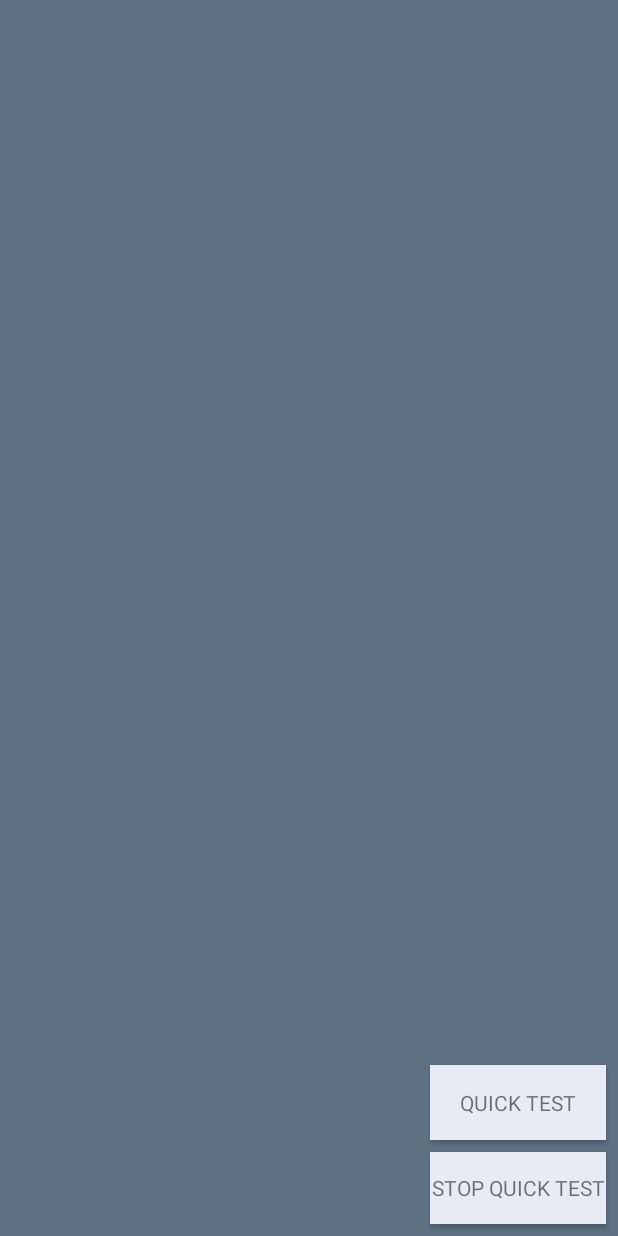
After one commit to andrey980620/Alarm_app, an Android app: the SettingsActivity screen opened directly, with no data from a screen before it, on a phone screen of 412 x 824 dp. The commit adds this screen. Run offline under Robolectric (Android 15) with nearby library versions, the phone set to English and light mode, and no system bars.

Commit message:
added activity for settings, trying to implement database

```diff
--- a/app/src/main/AndroidManifest.xml
+++ b/app/src/main/AndroidManifest.xml
@@ -17,6 +17,9 @@
                 <category android:name="android.intent.category.LAUNCHER" />
             </intent-filter>
         </activity>
+
+        <activity android:name="meme2lz.wumf.SettingsActivity" />
+
         <receiver android:name=".AlarmManagement" />
 
     </application>
--- /dev/null
+++ b/app/src/main/java/meme2lz/wumf/SettingsActivity.java
@@ -0,0 +1,51 @@
+package meme2lz.wumf;
+
+import android.content.Context;
+import android.content.Intent;
+import android.os.Bundle;
+import android.support.v7.app.AppCompatActivity;
+import android.view.View;
+import android.widget.Button;
+import android.widget.Toast;
+
+
+public class SettingsActivity extends AppCompatActivity {
+
+    private AlarmManagement alarm;
+
+    @Override
+    public void onCreate(Bundle savedInstanceState) {
+        super.onCreate(savedInstanceState);
+        setContentView(R.layout.activity_settings);
+        alarm = new AlarmManagement();
+
+    }
+
+    public void startRepeatingTimer(View view) {
+        Context context = this.getApplicationContext();
+        if (alarm != null) {
+            alarm.SetAlarm(context);
+        } else {
+            Toast.makeText(context, "Alarm is null", Toast.LENGTH_SHORT).show();
+        }
+    }
+
+    public void cancelRepeatingTimer(View view) {
+        Context context = this.getApplicationContext();
+        if (alarm != null) {
+            alarm.CancelAlarm(context);
+        } else {
+            Toast.makeText(context, "Alarm is null", Toast.LENGTH_SHORT).show();
+        }
+    }
+
+    public void onetimeTimer(View view) {
+        Context context = this.getApplicationContext();
+        if (alarm != null) {
+            alarm.setOnetimeTimer(context);
+        } else {
+            Toast.makeText(context, "Alarm is null", Toast.LENGTH_SHORT).show();
+        }
+    }
+
+}
--- a/app/src/main/res/drawable/layout_bg.xml
+++ b/app/src/main/res/drawable/layout_bg.xml
@@ -1,9 +1,9 @@
 <?xml version="1.0" encoding="UTF-8"?>
 <shape xmlns:android="http://schemas.android.com/apk/res/android">
-    <solid android:color="#FF989E"/>
+    <solid android:color="@color/superLightBlue"/>
 
     <stroke android:width="2dp"
-        android:color="#FF3F050D"
+        android:color="@color/colorPrimaryDark"
         />
 
 
--- /dev/null
+++ b/app/src/main/res/layout/activity_settings.xml
@@ -0,0 +1,42 @@
+<?xml version="1.0" encoding="utf-8"?>
+<android.support.constraint.ConstraintLayout xmlns:android="http://schemas.android.com/apk/res/android"
+    xmlns:app="http://schemas.android.com/apk/res-auto"
+    xmlns:tools="http://schemas.android.com/tools"
+    android:id="@+id/activity_settings"
+    android:layout_width="match_parent"
+    android:layout_height="match_parent"
+    android:background="?attr/colorPrimary"
+    tools:context="meme2lz.wumf.SettingsActivity"
+    android:orientation="vertical">
+
+    <Button
+        android:id="@+id/btQTest"
+        style="@style/Widget.AppCompat.Button.Colored"
+        android:layout_width="117dp"
+        android:layout_height="50dp"
+        android:onClick="startRepeatingTimer"
+        android:text="@string/btQTest"
+        android:textAppearance="@style/TextAppearance.AppCompat.Small"
+        android:background="@color/superLightBlue"
+        android:layout_marginEnd="8dp"
+        app:layout_constraintRight_toRightOf="parent"
+        app:layout_constraintBottom_toTopOf="@+id/btCancel"
+        android:layout_marginBottom="8dp" />
+
+    <Button
+        android:id="@+id/btCancel"
+        android:layout_width="0dp"
+        android:layout_height="48dp"
+        android:onClick="cancelRepeatingTimer"
+        android:text="@string/btCancel"
+        android:textAppearance="@style/TextAppearance.AppCompat.Small"
+        android:layout_marginEnd="8dp"
+        app:layout_constraintRight_toRightOf="parent"
+        app:layout_constraintBottom_toBottomOf="parent"
+        android:layout_marginBottom="8dp"
+        style="@style/Widget.AppCompat.Button.Colored"
+        android:background="@color/superLightBlue"
+        app:layout_constraintLeft_toLeftOf="@+id/btQTest" />
+
+
+</android.support.constraint.ConstraintLayout>
--- a/app/src/main/res/values-v21/styles.xml
+++ b/app/src/main/res/values-v21/styles.xml
@@ -3,9 +3,9 @@
 
     <style name="AppTheme" parent="Theme.AppCompat.Light.NoActionBar">
         <!-- Customize your theme here. -->
-        <item name="colorPrimary">#6b0008</item>
-        <item name="colorPrimaryDark">#3F050D</item>
-        <item name="colorAccent">#FF989E</item>
+        <item name="colorPrimary">#5D7183</item>
+        <item name="colorPrimaryDark">#4D6173</item>
+        <item name="colorAccent">#E9A568</item>
         <item name="android:navigationBarColor">?attr/colorPrimaryDark</item>
         <item name="android:windowBackground">@android:color/background_dark</item>
         <item name="android:colorBackground">?attr/colorPrimary</item>
--- a/app/src/main/res/values/strings.xml
+++ b/app/src/main/res/values/strings.xml
@@ -1,10 +1,12 @@
 <resources>
     <string name="app_name">WUMF</string>
     <string name="btStart">Start</string>
-    <string name="btCancel">Cancel</string>
+    <string name="btCancel">STOP QUICK TEST</string>
     <string name="btOneTime">One Time</string>
     <string name="btQTest">QUICK TEST</string>
     <string name="btSettings">SETTINGS</string>
     <string name="btADD">ADD</string>
     <string name="txAlarmList">List of set alarms</string>
+    <string name="toast_dbAdded">Successfully added to db: </string>
+    <string name="toast_error">Sorry, something went wrong.</string>
 </resources>
--- a/app/src/main/res/values/styles.xml
+++ b/app/src/main/res/values/styles.xml
@@ -6,9 +6,9 @@
 
         <!--<item name="colorPrimaryDark">#3F050D</item>-->
         <!--<item name="colorPrimary">#6B0008</item>-->
-        <item name="colorPrimary">#6b0008</item>
-        <item name="colorPrimaryDark">#3F050D</item>
-        <item name="colorAccent">#FF989E</item>
+        <item name="colorPrimary">#5D7183</item>
+        <item name="colorPrimaryDark">#4D6173</item>
+        <item name="colorAccent">#E9A568</item>
         <item name="android:windowBackground">@android:color/background_dark</item>
         <item name="android:colorBackground">?attr/colorPrimary</item>
         <item name="android:textColorPrimary">#000000</item>
```
Also changed, not shown: app/src/main/java/meme2lz/wumf/DatabaseHelper.java (added, +50 -0 lines), app/src/main/java/meme2lz/wumf/MainActivity.java (+28 -72 lines), app/src/main/java/meme2lz/wumf/ViewListContents.java (added, +44 -0 lines), app/src/main/res/layout/activity_main.xml (+25 -36 lines), app/src/main/res/values/colors.xml (+4 -3 lines), 1 other file.
